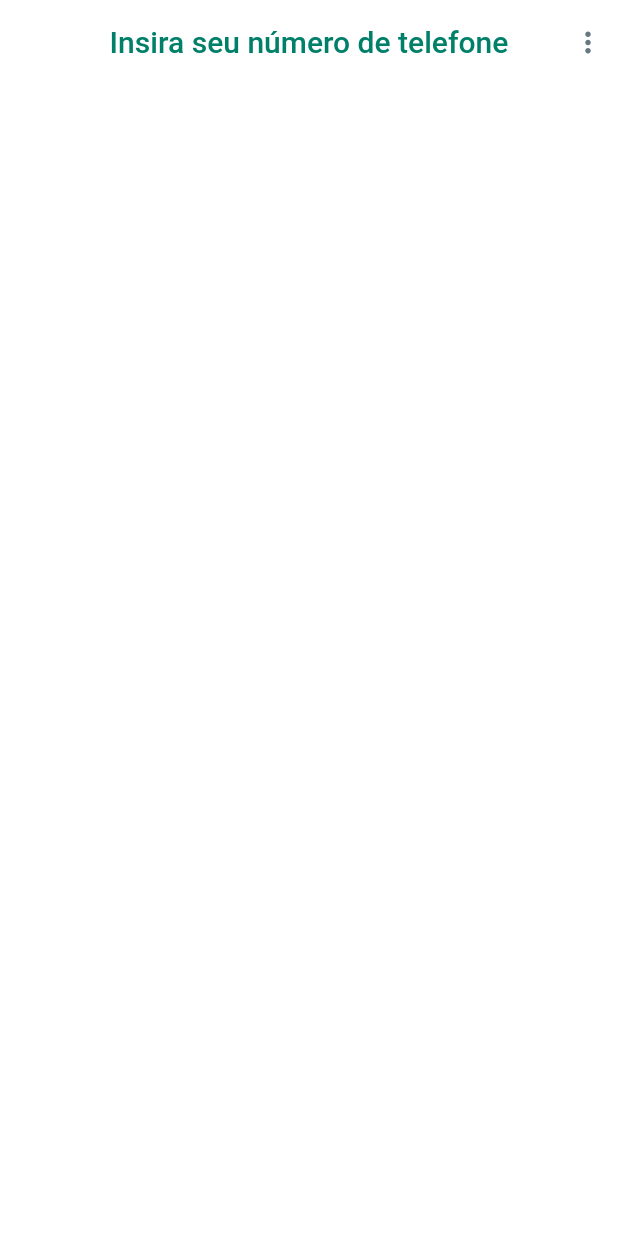
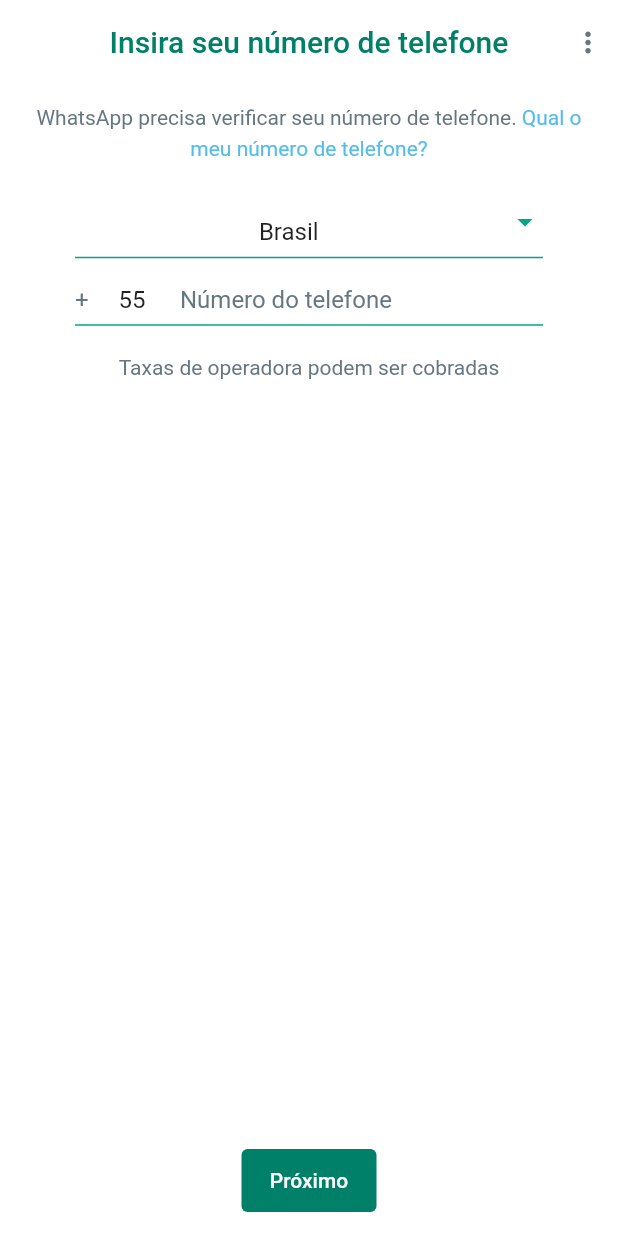
Before and after one commit to cicerogusta/WhatsApp-Clone-Flutter, a Flutter app: the screen it shows after launch, on a phone screen of 412 x 824 dp. Run offline on Flutter 3.47's test engine with Material 2 defaults, Android fonts, the light colour scheme and no system bars.

Commit message:
finalizando tela de login

```diff
--- a/lib/common/theme/dark_theme.dart
+++ b/lib/common/theme/dark_theme.dart
@@ -1,4 +1,5 @@
 import 'package:flutter/material.dart';
+import 'package:flutter/services.dart';
 import 'package:whatsapp_clone_flutter/common/extension/custom_theme_extension.dart';
 import 'package:whatsapp_clone_flutter/common/utils/coloors.dart';
 
@@ -10,6 +11,12 @@
     extensions: [
       CustomThemeExtension.darkMode,
     ],
+    appBarTheme: const AppBarTheme(
+      systemOverlayStyle: SystemUiOverlayStyle(
+        statusBarColor: Colors.transparent,
+        statusBarIconBrightness: Brightness.light,
+      ),
+    ),
     elevatedButtonTheme: ElevatedButtonThemeData(
       style: ElevatedButton.styleFrom(
         backgroundColor: Coloors.greenDark,
@@ -25,7 +32,6 @@
       shape: RoundedRectangleBorder(
         borderRadius: BorderRadius.vertical(
           top: Radius.circular(20),
-
         ),
       ),
     ),
--- a/lib/common/theme/light_theme.dart
+++ b/lib/common/theme/light_theme.dart
@@ -1,4 +1,5 @@
 import 'package:flutter/material.dart';
+import 'package:flutter/services.dart';
 import 'package:whatsapp_clone_flutter/common/utils/coloors.dart';
 
 import '../extension/custom_theme_extension.dart';
@@ -11,6 +12,12 @@
       extensions: [
         CustomThemeExtension.lightMode,
       ],
+      appBarTheme: const AppBarTheme(
+        systemOverlayStyle: SystemUiOverlayStyle(
+          statusBarColor: Colors.transparent,
+          statusBarIconBrightness: Brightness.light,
+        ),
+      ),
     elevatedButtonTheme: ElevatedButtonThemeData(
       style: ElevatedButton.styleFrom(
           backgroundColor: Coloors.greenLight,
--- a/lib/features/auth/pages/login_page.dart
+++ b/lib/features/auth/pages/login_page.dart
@@ -1,5 +1,8 @@
 import 'package:flutter/material.dart';
 import 'package:whatsapp_clone_flutter/common/extension/custom_theme_extension.dart';
+import 'package:whatsapp_clone_flutter/common/utils/coloors.dart';
+import 'package:whatsapp_clone_flutter/common/widgets/custom_elevated_button.dart';
+import 'package:whatsapp_clone_flutter/features/auth/widgets/custom_text_field.dart';
 
 class LoginPage extends StatefulWidget {
   const LoginPage({super.key});
@@ -9,6 +12,26 @@
 }
 
 class _LoginPageState extends State<LoginPage> {
+  late TextEditingController countryNameController;
+  late TextEditingController countryCodeController;
+  late TextEditingController phoneNumberController;
+
+  @override
+  void initState() {
+    countryNameController = TextEditingController(text: 'Brasil');
+    countryCodeController = TextEditingController(text: '55');
+    phoneNumberController = TextEditingController();
+    super.initState();
+  }
+
+  @override
+  void dispose() {
+    countryNameController.dispose();
+    countryCodeController.dispose();
+    phoneNumberController.dispose();
+    super.dispose();
+  }
+
   @override
   Widget build(BuildContext context) {
     return Scaffold(
@@ -37,7 +60,84 @@
           ),
         ],
       ),
-
+      body: Column(
+        children: [
+          Padding(
+            padding: const EdgeInsets.symmetric(horizontal: 20, vertical: 10),
+            child: RichText(
+              textAlign: TextAlign.center,
+              text: TextSpan(
+                text: 'WhatsApp precisa verificar seu número de telefone. ',
+                style: TextStyle(
+                  color: context.theme.greyColor,
+                  height: 1.5,
+                ),
+                children: [
+                  TextSpan(
+                    text: "Qual o meu número de telefone?",
+                    style: TextStyle(
+                      color: context.theme.blueColor,
+                    ),
+                  ),
+                ],
+              ),
+            ),
+          ),
+          const SizedBox(height: 10),
+          Padding(
+            padding: const EdgeInsets.symmetric(horizontal: 50),
+            child: CustomTextField(
+              controller: countryNameController,
+              onTap: () {},
+              readOnly: true,
+              suffixIcon: const Icon(
+                Icons.arrow_drop_down,
+                color: Coloors.greenDark,
+              ),
+            ),
+          ),
+          const SizedBox(height: 10),
+          Padding(
+            padding: const EdgeInsets.symmetric(horizontal: 50),
+            child: Row(
+              children: [
+                SizedBox(
+                  width: 70,
+                  child: CustomTextField(
+                    onTap: () {},
+                    controller: countryCodeController,
+                    prefixText: '+',
+                    readOnly: true,
+                  ),
+                ),
+                const SizedBox(height: 10),
+                Expanded(
+                  child: CustomTextField(
+                    onTap: () {},
+                    controller: phoneNumberController,
+                    hintText: 'Número do telefone',
+                    textAlign: TextAlign.left,
+                    keyboardType: TextInputType.number,
+                  ),
+                ),
+              ],
+            ),
+          ),
+          const SizedBox(height: 20),
+          Text(
+            'Taxas de operadora podem ser cobradas',
+            style: TextStyle(
+              color: context.theme.greyColor,
+            ),
+          ),
+        ],
+      ),
+      floatingActionButtonLocation: FloatingActionButtonLocation.centerFloat,
+      floatingActionButton: CustomElevatedButton(
+        onPressed: () {},
+        text: 'Próximo',
+        buttonWidth: 90,
+      ),
     );
   }
 }
--- /dev/null
+++ b/lib/features/auth/widgets/custom_text_field.dart
@@ -0,0 +1,52 @@
+import 'package:flutter/material.dart';
+import 'package:whatsapp_clone_flutter/common/extension/custom_theme_extension.dart';
+import 'package:whatsapp_clone_flutter/common/utils/coloors.dart';
+
+class CustomTextField extends StatelessWidget {
+  const CustomTextField(
+      {super.key,
+      this.controller,
+      this.hintText,
+      this.readOnly,
+      this.keyboardType,
+      this.prefixText,
+      this.onTap,
+      this.suffixIcon,
+      this.onChanged,
+      this.textAlign});
+
+  final TextEditingController? controller;
+  final String? hintText;
+  final bool? readOnly;
+  final TextAlign? textAlign;
+  final TextInputType? keyboardType;
+  final String? prefixText;
+  final VoidCallback? onTap;
+  final Widget? suffixIcon;
+  final Function(String)? onChanged;
+
+  @override
+  Widget build(BuildContext context) {
+    return TextFormField(
+      onTap: onTap,
+      controller: controller,
+      readOnly: readOnly ?? false,
+      textAlign: textAlign ?? TextAlign.center,
+      keyboardType: readOnly == null ? keyboardType : null,
+      onChanged: onChanged,
+      decoration: InputDecoration(
+        isDense: true,
+        prefixText: prefixText,
+        suffix: suffixIcon,
+        hintText: hintText,
+        hintStyle: TextStyle(color: context.theme.greyColor),
+        enabledBorder: const UnderlineInputBorder(
+          borderSide: BorderSide(color: Coloors.greenDark),
+        ),
+        focusedBorder: const UnderlineInputBorder(
+          borderSide: BorderSide(color: Coloors.greyDark, width: 2),
+        ),
+      ),
+    );
+  }
+}
```
Also changed, not shown: lib/common/extension/custom_theme_extension.dart (+7 -6 lines). Lines whose indentation alone changed are shown as unchanged.
